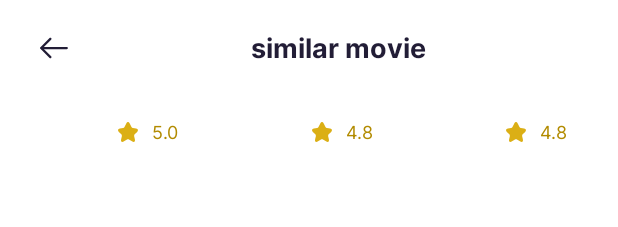
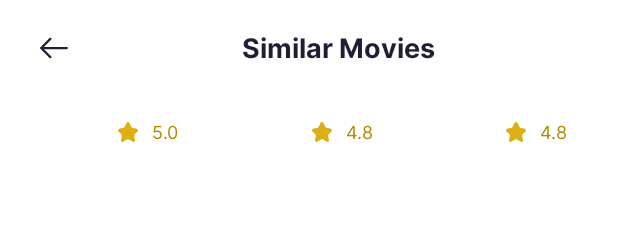
Before and after one commit to Washington-D-C-Squad/Movio, an Android app built with Jetpack Compose: the @Preview function SimilarMoviesScreenPreview, on a phone screen of 412 x 824 dp. Shown: the top 227 px of the screen. Run offline under Robolectric (Android 15) with nearby library versions, the phone set to English and light mode, and no system bars; libraries missing offline, so code that uses them is left out: org.tensorflow.lite; network calls fail.

Commit message:
fix: string resources
Add "Similar Movies" string resource in English and Arabic.
Update SimilarMoviesScreen to use the new string resource.

```diff
--- a/presentation/src/main/java/com/madrid/presentation/screens/similarMovies/SimilarMoviesScreen.kt
+++ b/presentation/src/main/java/com/madrid/presentation/screens/similarMovies/SimilarMoviesScreen.kt
@@ -23,6 +23,7 @@ import androidx.compose.runtime.setValue
 import androidx.compose.ui.Alignment
 import androidx.compose.ui.Modifier
 import androidx.compose.ui.res.painterResource
+import androidx.compose.ui.res.stringResource
 import androidx.compose.ui.tooling.preview.Preview
 import androidx.compose.ui.unit.dp
 import com.madrid.designsystem.AppTheme
@@ -127,7 +128,7 @@ fun SimilarMoviesScreen(
             }
             Spacer(modifier = Modifier.weight(1f))
             MovioText(
-                text = "similar movie",
+                text = stringResource(id = com.madrid.presentation.R.string.selected_similar_movie),
                 textStyle = AppTheme.textStyle.headLine.largeBold18,
                 color = AppTheme.colors.surfaceColor.onSurface
             )
--- a/presentation/src/main/res/values/string.xml
+++ b/presentation/src/main/res/values/string.xml
@@ -23,5 +23,6 @@
         <string name="Artists">Artists</string>
         <string name="search_result_count">SearchResult (%1$s items)</string>//
         <string name="top_cast">Top Cast</string>
+        <string name="selected_similar_movie">Similar Movies</string>
 
 </resources>
```
Also changed, not shown: 1 other file.
